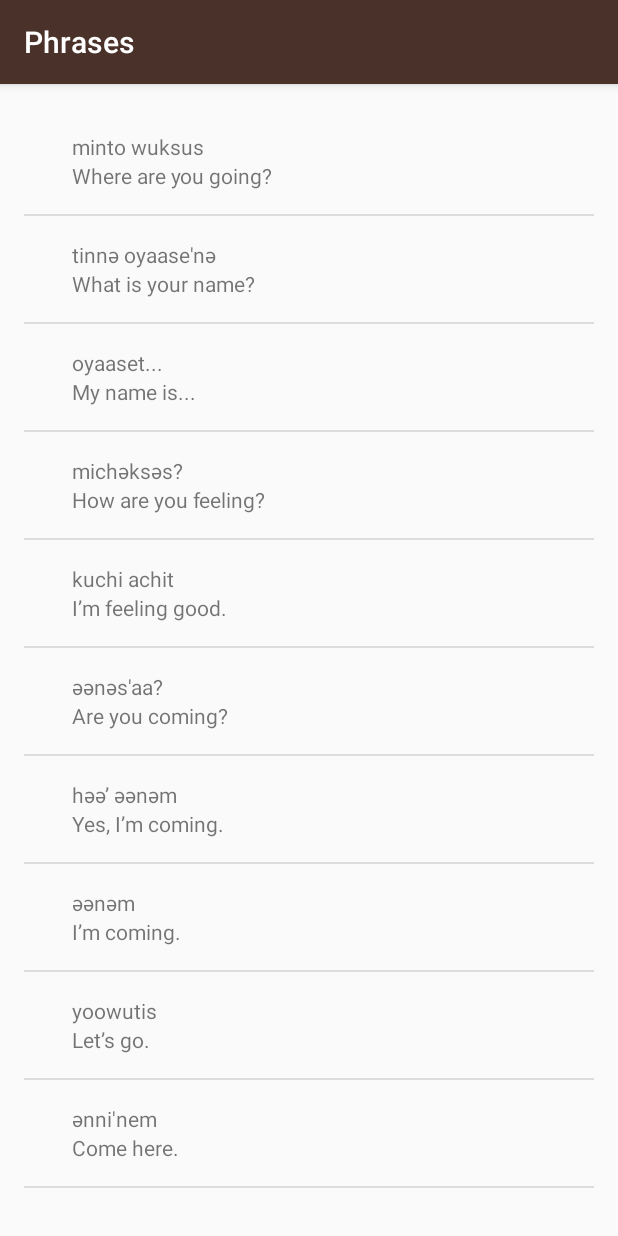
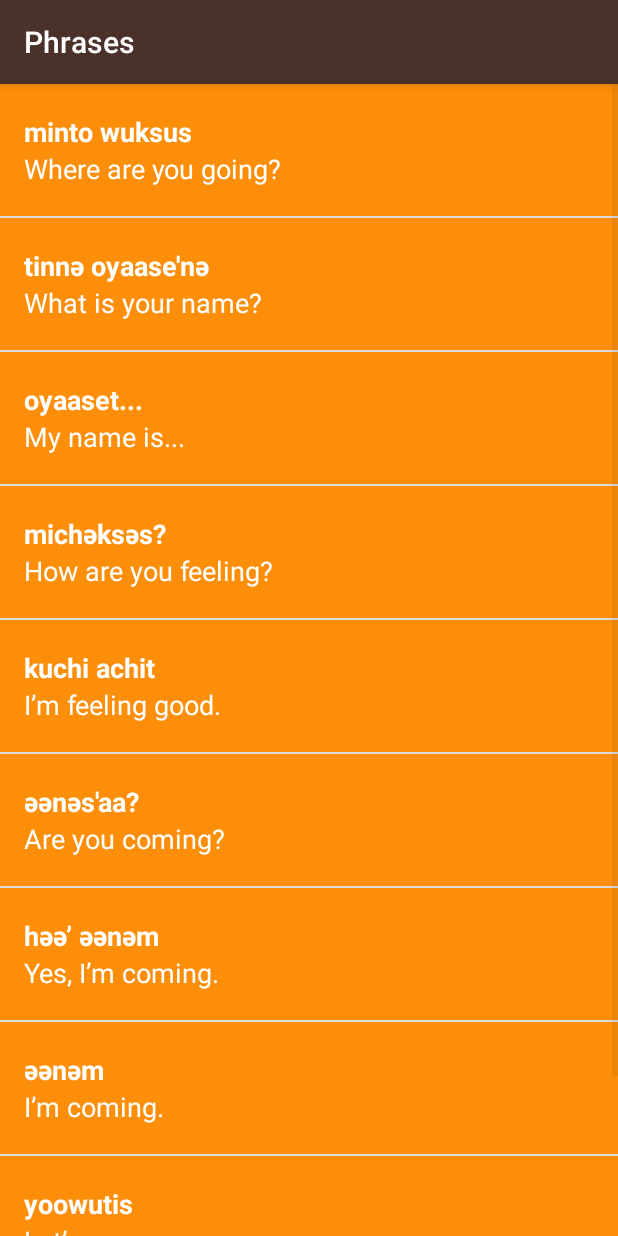
Before and after one commit to EstudoAAS/Miwok, an Android app: the PhrasesActivity screen opened directly, with no data from a screen before it, on a phone screen of 412 x 824 dp. Run offline under Robolectric (Android 15) with nearby library versions, the phone set to English and light mode, and no system bars.

Commit message:
Change layout

```diff
--- a/app/src/main/res/layout/list_item.xml
+++ b/app/src/main/res/layout/list_item.xml
@@ -3,35 +3,42 @@
     xmlns:tools="http://schemas.android.com/tools"
     android:layout_width="match_parent"
     android:layout_height="wrap_content"
-    android:orientation="horizontal"
-    android:padding="16dp">
+    android:background="@color/tan_background"
+    android:minHeight="@dimen/list_item_height"
+    android:orientation="horizontal">
 
     <ImageView
         android:id="@+id/image_view"
-        android:layout_width="wrap_content"
-        android:layout_height="wrap_content"
-        android:src="@mipmap/ic_launcher"
-
-        />
+        android:layout_width="@dimen/list_item_height"
+        android:layout_height="@dimen/list_item_height"
+        android:layout_gravity="center" />
 
 
     <LinearLayout
+        android:id="@+id/layout_text"
         android:layout_width="match_parent"
         android:layout_height="match_parent"
-        android:paddingLeft="16dp"
+        android:background="@color/category_numbers"
         android:orientation="vertical"
-        >
+        android:paddingLeft="16dp">
 
         <TextView
             android:id="@+id/miwok_text_view"
+            style="@style/TextNormal"
             android:layout_width="match_parent"
-            android:layout_height="wrap_content"
+            android:layout_height="0dp"
+            android:layout_weight="1"
+            android:gravity="bottom"
+            android:textStyle="bold"
             tools:text="lutti" />
 
         <TextView
             android:id="@+id/default_text_view"
+            style="@style/TextNormal"
             android:layout_width="match_parent"
-            android:layout_height="wrap_content"
+            android:layout_height="0dp"
+            android:layout_weight="1"
+            android:gravity="top"
             tools:text="one" />
     </LinearLayout>
 
--- a/app/src/main/res/layout/word_list.xml
+++ b/app/src/main/res/layout/word_list.xml
@@ -4,8 +4,4 @@
     android:id="@+id/list"
     android:orientation="vertical"
     android:layout_width="match_parent"
-    android:layout_height="match_parent"
-    android:paddingBottom="@dimen/activity_vertical_margin"
-    android:paddingLeft="@dimen/activity_horizontal_margin"
-    android:paddingRight="@dimen/activity_horizontal_margin"
-    android:paddingTop="@dimen/activity_vertical_margin" />
+    android:layout_height="match_parent" />
--- a/app/src/main/res/values/dimens.xml
+++ b/app/src/main/res/values/dimens.xml
@@ -16,6 +16,4 @@
     <!-- Height of each list item -->
     <dimen name="list_item_height">88dp</dimen>
     <!-- Default screen margins, per the Android Design guidelines. -->
-    <dimen name="activity_horizontal_margin">16dp</dimen>
-    <dimen name="activity_vertical_margin">16dp</dimen>
 </resources>
--- a/app/src/main/res/values/styles.xml
+++ b/app/src/main/res/values/styles.xml
@@ -28,6 +28,13 @@
         <item name="android:padding">16dp</item>
         <item name="android:textColor">@android:color/white</item>
         <item name="android:textStyle">bold</item>
+        <item name="android:textSize">18sp</item>
+        <item name="android:textAppearance">?android:textAppearanceMedium</item>
+    </style>
+    <style name="TextNormal">
+        <item name="android:gravity">center_vertical</item>
+        <item name="android:textColor">#FFFFFF</item>
+        <item name="android:textStyle">normal</item>
         <item name="android:textAppearance">?android:textAppearanceMedium</item>
     </style>
 </resources>
```
Also changed, not shown: app/src/main/res/values-w820dp/dimens.xml (deleted, +0 -20 lines).
